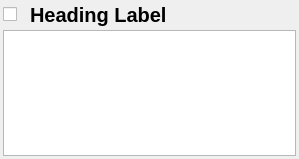
This is src/ui/qgsdetaileditemwidgetbase.ui in qgis/QGIS as Qt 5 draws it before an edit. The edited form follows.
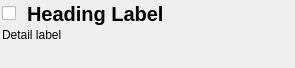
This is the edited form. Icons and pictures are not drawn.

Commit message: Further work on ui cleanups and useability:  - in unique value and graduated symbol dialogs, show symbol previews in classification lists  - tidy up for raster props dialog (PeteE I finally capitulated and used a stack widget)  - use a label instead of a textbrowser in detailed item widget

What changed in the file:
```diff
--- a/src/ui/qgsdetaileditemwidgetbase.ui
+++ b/src/ui/qgsdetaileditemwidgetbase.ui
@@ -5,8 +5,8 @@
    <rect>
     <x>0</x>
     <y>0</y>
-    <width>299</width>
-    <height>159</height>
+    <width>295</width>
+    <height>68</height>
    </rect>
   </property>
   <property name="windowTitle" >
@@ -14,22 +14,22 @@
   </property>
   <layout class="QGridLayout" >
    <property name="leftMargin" >
-    <number>3</number>
+    <number>2</number>
    </property>
    <property name="topMargin" >
-    <number>3</number>
+    <number>2</number>
    </property>
    <property name="rightMargin" >
-    <number>3</number>
+    <number>2</number>
    </property>
    <property name="bottomMargin" >
-    <number>3</number>
+    <number>2</number>
    </property>
    <property name="horizontalSpacing" >
-    <number>3</number>
+    <number>2</number>
    </property>
    <property name="verticalSpacing" >
-    <number>3</number>
+    <number>2</number>
    </property>
    <item row="0" column="0" >
     <layout class="QHBoxLayout" >
@@ -106,7 +106,26 @@
     </layout>
    </item>
    <item row="1" column="0" >
-    <widget class="QTextBrowser" name="tbDetail" />
+    <widget class="QLabel" name="lblDetail" >
+     <property name="sizePolicy" >
+      <sizepolicy vsizetype="MinimumExpanding" hsizetype="Preferred" >
+       <horstretch>0</horstretch>
+       <verstretch>0</verstretch>
+      </sizepolicy>
+     </property>
+     <property name="text" >
+      <string>Detail label</string>
+     </property>
+     <property name="scaledContents" >
+      <bool>false</bool>
+     </property>
+     <property name="alignment" >
+      <set>Qt::AlignLeading|Qt::AlignLeft|Qt::AlignTop</set>
+     </property>
+     <property name="wordWrap" >
+      <bool>true</bool>
+     </property>
+    </widget>
    </item>
   </layout>
  </widget>
```
The commit also changes 11 other files.
